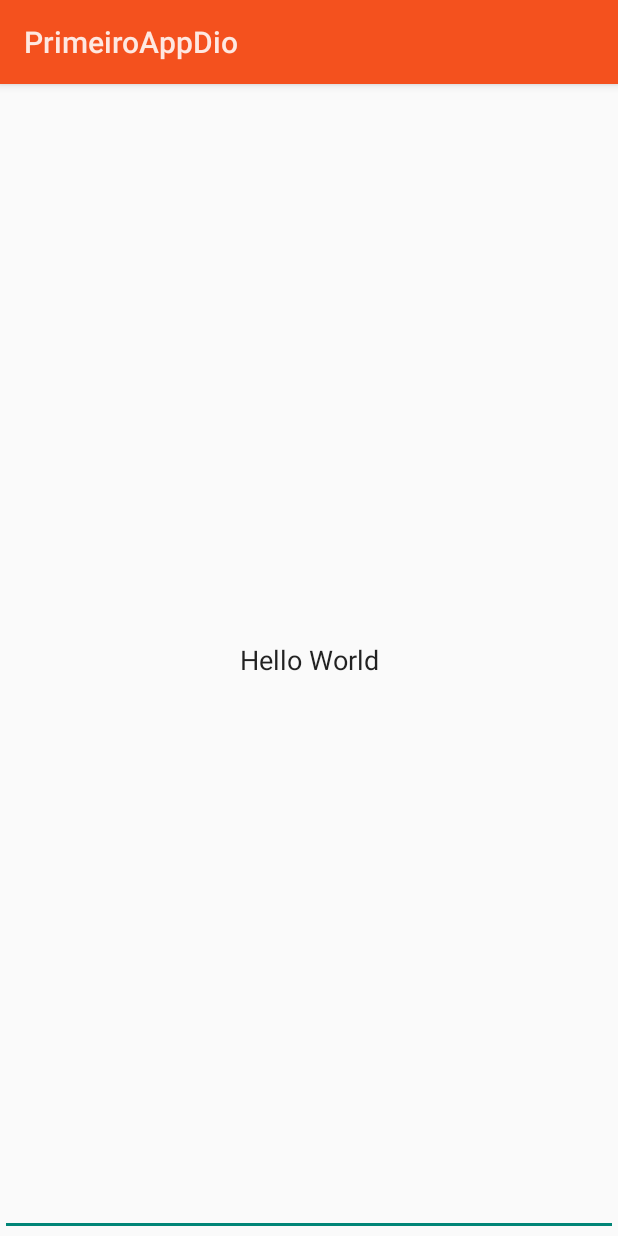
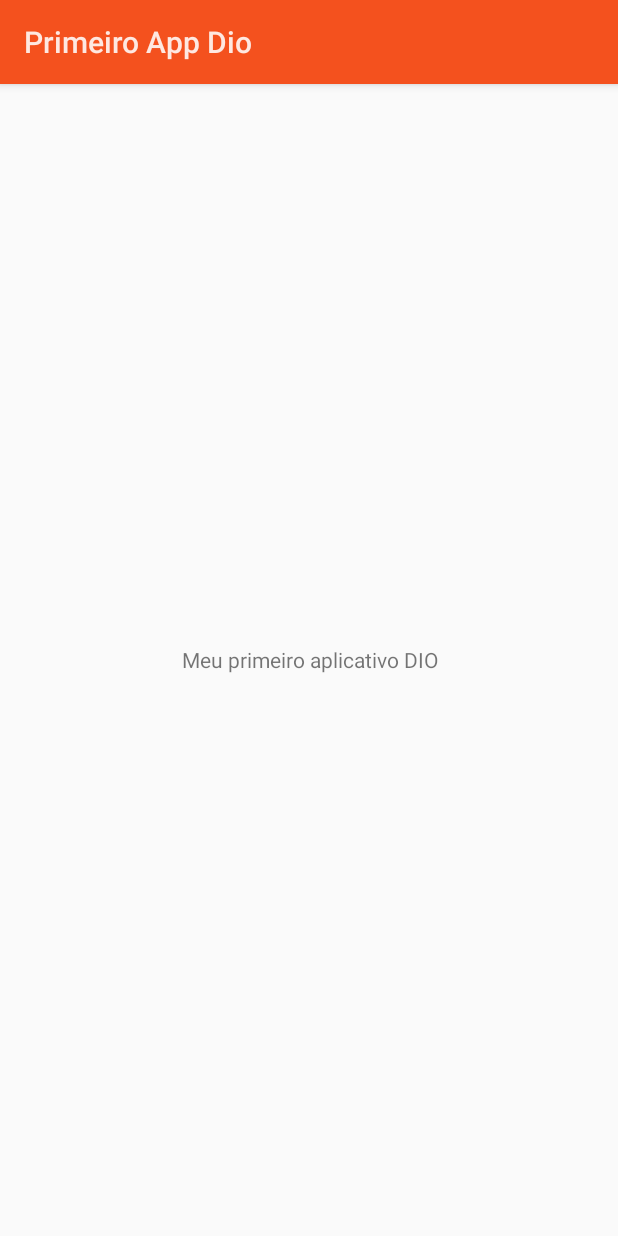
Before and after one commit to TaisPorto/PrimeiroAppDio, an Android app: the screen it shows after launch (MainActivity), on a phone screen of 412 x 824 dp. Run offline under Robolectric (Android 15) with nearby library versions, the phone set to English and light mode, and no system bars.

Commit message:
Initial commit

```diff
--- a/app/src/main/res/layout/activity_main.xml
+++ b/app/src/main/res/layout/activity_main.xml
@@ -4,13 +4,13 @@
     android:layout_width="match_parent"
     android:layout_height="match_parent">
 
-    <EditText
+    <TextView
         android:layout_width="match_parent"
         android:layout_height="match_parent"
-        android:text="Hello World"
+        android:text="Meu primeiro aplicativo DIO"
         android:gravity="center">
 
 
-    </EditText>
+    </TextView>
 
 </LinearLayout>
--- a/app/src/main/res/values/strings.xml
+++ b/app/src/main/res/values/strings.xml
@@ -1,3 +1,3 @@
 <resources>
-    <string name="app_name" translatable="false">PrimeiroAppDio</string>
+    <string name="app_name">Primeiro App Dio</string>
 </resources>
```
Also changed, not shown: 1 other file.
